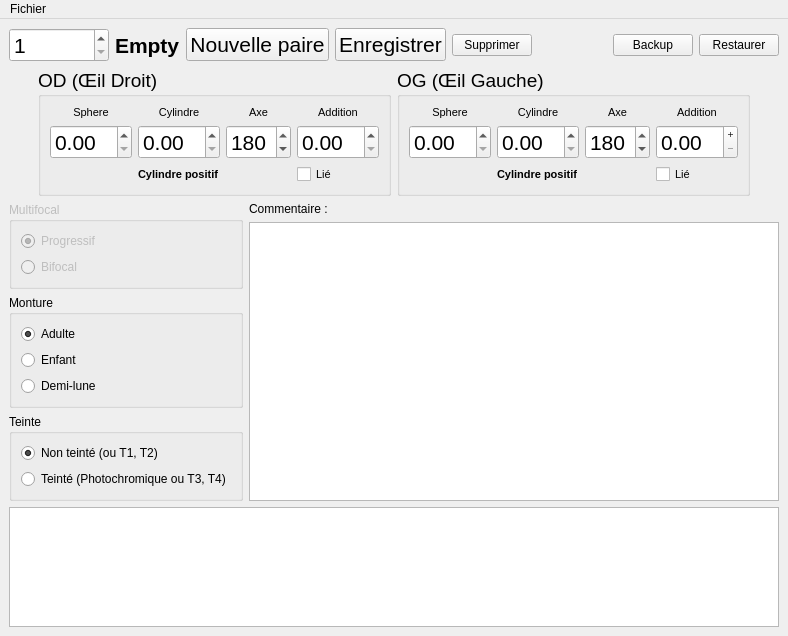
Qt form inventory.ui (Oripy/Oryx) before a commit.
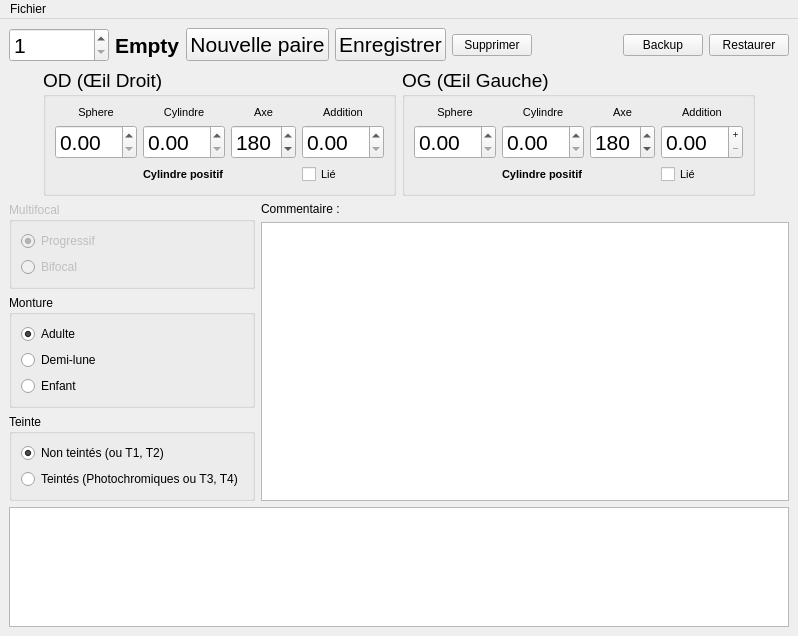
The same form after that commit. Icons and pictures are not drawn. Custom widgets are drawn as their Qt base class.

Patch:
```diff
--- a/inventory.ui
+++ b/inventory.ui
@@ -6,7 +6,7 @@
    <rect>
     <x>0</x>
     <y>0</y>
-    <width>788</width>
+    <width>798</width>
     <height>636</height>
    </rect>
   </property>
@@ -546,7 +546,7 @@
              <string>Monture</string>
             </property>
             <layout class="QGridLayout" name="gridLayout_5">
-             <item row="4" column="0">
+             <item row="5" column="0">
               <widget class="QRadioButton" name="childRadioYes">
                <property name="text">
                 <string>Enfant</string>
@@ -563,7 +563,7 @@
                </property>
               </widget>
              </item>
-             <item row="5" column="0">
+             <item row="4" column="0">
               <widget class="QRadioButton" name="childRadioHalf">
                <property name="text">
                 <string>Demi-lune</string>
@@ -588,7 +588,7 @@
              <item row="0" column="0">
               <widget class="QRadioButton" name="solarRadioNo">
                <property name="text">
-                <string>Non teinté (ou T1, T2)</string>
+                <string>Non teintés (ou T1, T2)</string>
                </property>
                <property name="checked">
                 <bool>true</bool>
@@ -598,7 +598,7 @@
              <item row="1" column="0">
               <widget class="QRadioButton" name="solarRadioYes">
                <property name="text">
-                <string>Teinté (Photochromique ou T3, T4)</string>
+                <string>Teintés (Photochromiques ou T3, T4)</string>
                </property>
               </widget>
              </item>
@@ -619,7 +619,7 @@
           <item>
            <widget class="QPlainTextEdit" name="commentEdit">
             <property name="sizePolicy">
-             <sizepolicy hsizetype="Expanding" vsizetype="Expanding">
+             <sizepolicy hsizetype="Expanding" vsizetype="MinimumExpanding">
               <horstretch>0</horstretch>
               <verstretch>0</verstretch>
              </sizepolicy>
@@ -675,7 +675,7 @@
     <rect>
      <x>0</x>
      <y>0</y>
-     <width>788</width>
+     <width>798</width>
      <height>21</height>
     </rect>
    </property>
```
Left out of the diff: 1 changed line with no effect on the pictures.
